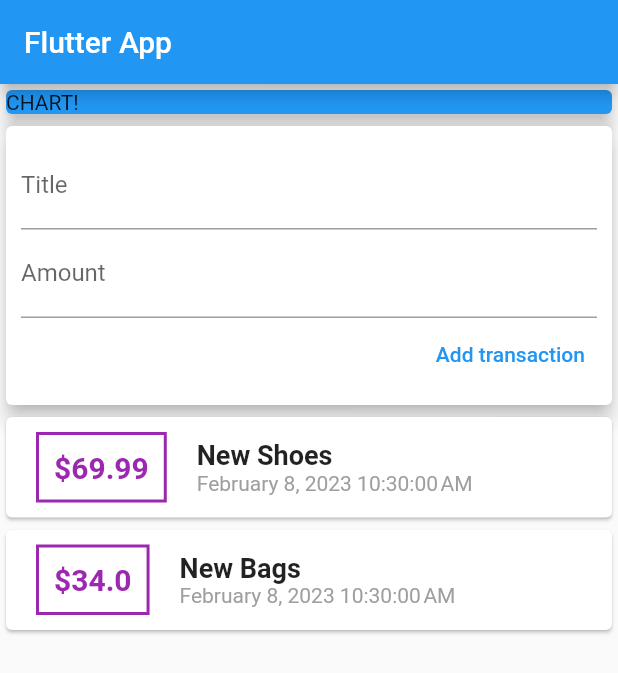
After one commit to Sudhanva-Nadiger/Personal_Expense_Tracker, a Flutter app: the screen it shows after launch, on a phone screen of 412 x 824 dp. The commit adds this screen. Shown: the top 673 px of the screen. Run offline on Flutter 3.47's test engine with Material 2 defaults, Android fonts, the phone set to English and light mode, and no system bars.

Commit message:
splitting into more widgets

```diff
--- /dev/null
+++ b/lib/widgets/new_transaction.dart
@@ -0,0 +1,40 @@
+import 'package:flutter/material.dart';
+
+class NewTransaction extends StatelessWidget {
+  final Function addNewTransaction;
+
+  NewTransaction({super.key, required this.addNewTransaction});
+
+  final titleController = TextEditingController();
+  final amountController = TextEditingController();
+
+  @override
+  Widget build(BuildContext context) {
+    return Card(
+      elevation: 5,
+      child: Container(
+        padding: const EdgeInsets.all(10),
+        child: Column(
+          crossAxisAlignment: CrossAxisAlignment.end,
+          children: [
+            TextField(
+              controller: titleController,
+              decoration: const InputDecoration(labelText: 'Title'),
+            ),
+            TextField(
+              controller: amountController,
+              decoration: const InputDecoration(labelText: 'Amount'),
+            ),
+            TextButton(
+              onPressed: () {
+                addNewTransaction(
+                    titleController.text, double.parse(amountController.text));
+              },
+              child: const Text('Add transaction'),
+            )
+          ],
+        ),
+      ),
+    );
+  }
+}
--- /dev/null
+++ b/lib/widgets/transaction_list.dart
@@ -0,0 +1,53 @@
+import 'package:expense_tracker/models/transaction.dart';
+import 'package:flutter/material.dart';
+import 'package:intl/intl.dart';
+
+class TransactionList extends StatelessWidget {
+  final List<Transaction> userTransaction;
+
+  const TransactionList({super.key, required this.userTransaction});
+
+  @override
+  Widget build(BuildContext context) {
+    return Container(
+      height: 300,
+      child: ListView.builder(
+        itemCount: userTransaction.length,
+        itemBuilder: (context, index) => Card(
+          child: Row(
+            children: [
+              Container(
+                margin:
+                    const EdgeInsets.symmetric(vertical: 10, horizontal: 20),
+                decoration: BoxDecoration(
+                    border: Border.all(color: Colors.purple, width: 2)),
+                padding: const EdgeInsets.all(10),
+                child: Text(
+                  '\$${userTransaction[index].amount}',
+                  style: const TextStyle(
+                      fontWeight: FontWeight.bold,
+                      fontSize: 20,
+                      color: Colors.purple),
+                ),
+              ),
+              Column(
+                crossAxisAlignment: CrossAxisAlignment.start,
+                children: [
+                  Text(
+                    userTransaction[index].title,
+                    style: const TextStyle(
+                        fontSize: 18, fontWeight: FontWeight.bold),
+                  ),
+                  Text(
+                    DateFormat().format(userTransaction[index].date),
+                    style: const TextStyle(color: Colors.grey),
+                  ),
+                ],
+              )
+            ],
+          ),
+        ),
+      ),
+    );
+  }
+}
--- /dev/null
+++ b/lib/widgets/user_transaction.dart
@@ -0,0 +1,43 @@
+import 'package:expense_tracker/models/transaction.dart';
+import 'package:expense_tracker/widgets/new_transaction.dart';
+import 'package:expense_tracker/widgets/transaction_list.dart';
+import 'package:flutter/material.dart';
+
+class UserTransaction extends StatefulWidget {
+  const UserTransaction({super.key});
+
+  @override
+  State<UserTransaction> createState() => _UserTransaction();
+}
+
+class _UserTransaction extends State<UserTransaction> {
+  final List<Transaction> _userTransaction = [
+    Transaction(
+        id: 't1', title: 'New Shoes', amount: 69.99, date: DateTime.now()),
+    Transaction(id: 't2', title: 'New Bags', amount: 34, date: DateTime.now()),
+  ];
+
+  void _addNewTransaction(String title, double amount) {
+    final newTx = Transaction(
+      id: DateTime.now().toString(),
+      title: title,
+      amount: amount,
+      date: DateTime.now(),
+    );
+    setState(() {
+      _userTransaction.add(newTx);
+    });
+  }
+
+  @override
+  Widget build(BuildContext context) {
+    return Column(
+      children: [
+        NewTransaction(
+          addNewTransaction: _addNewTransaction,
+        ),
+        TransactionList(userTransaction: _userTransaction)
+      ],
+    );
+  }
+}
```
Also changed, not shown: lib/main.dart (+8 -78 lines), lib/models/transaction.dart (renamed from lib/transaction.dart).
